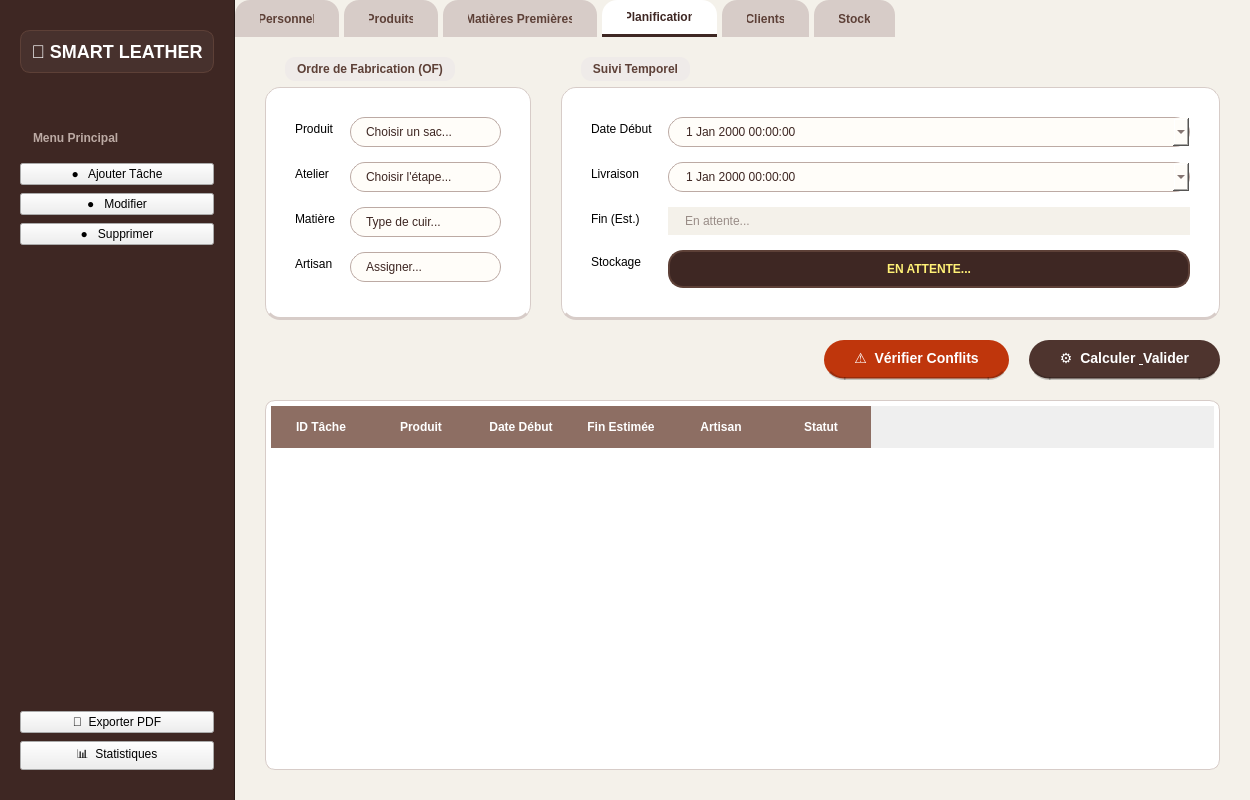
Before: the Qt Designer form mainwindow.ui in Esprit-UP-Algo/projetcpp2526-s2-2a6-smart-leather-goods-fm-2a6, drawn with Qt 5.
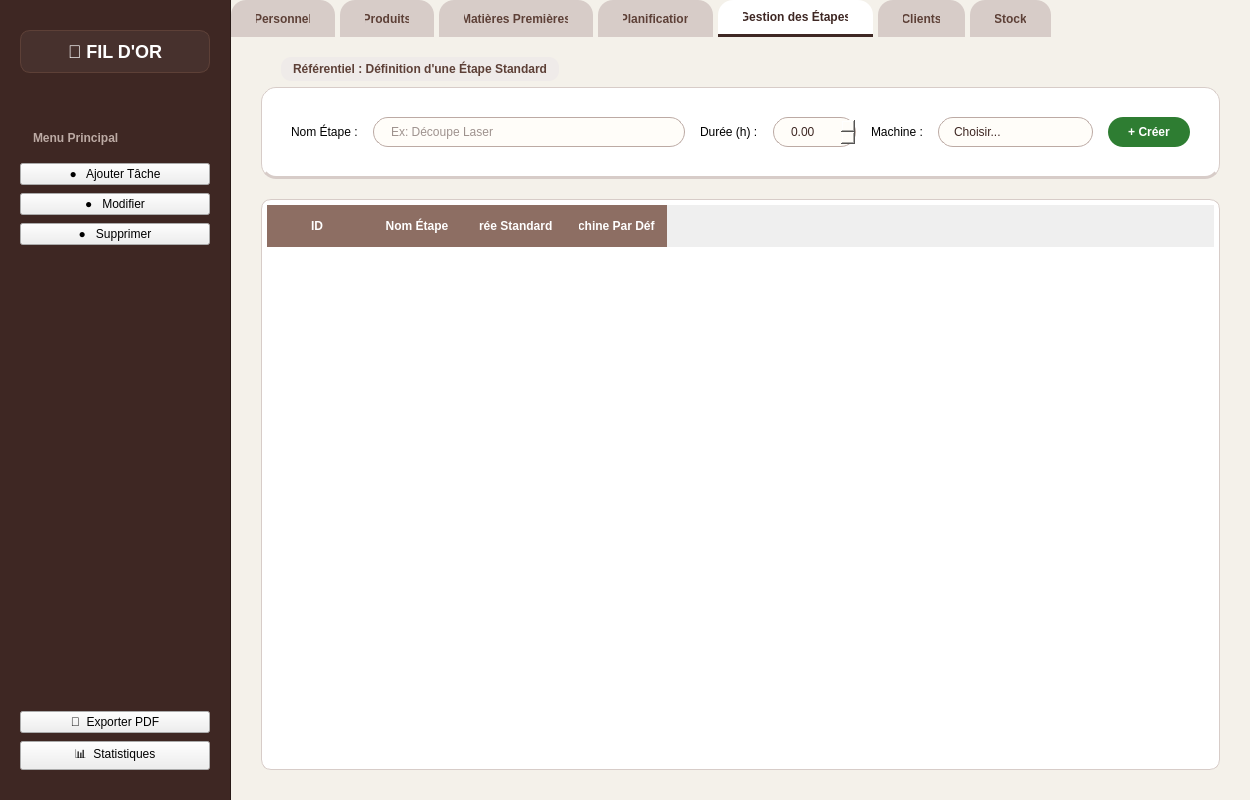
After: the same form once the commit is applied. The open tabs and pages were chosen to show the change.

Commit message: V1: Ajout du module (Planification)

The edit to the form file:
```diff
--- a/mainwindow.ui
+++ b/mainwindow.ui
@@ -115,7 +115,7 @@
 }
 
 /* 5. CHAMPS DE SAISIE */
-QLineEdit, QComboBox, QDateEdit, QDateTimeEdit {
+QLineEdit, QComboBox, QDateEdit, QDateTimeEdit, QDoubleSpinBox {
     background-color: #fffdf9; /* Blanc chaud */
     border: 1px solid #bcaaa4; /* Bordure marron clair */
     border-radius: 15px;
@@ -155,6 +155,14 @@
 }
 QPushButton#btn_conflit:hover { background-color: #d84315; }
 
+/* Bouton Créer Etape (Vert) */
+QPushButton#btn_add_etape {
+    background-color: #2e7d32;
+    color: white;
+    font-weight: bold;
+    border-radius: 15px;
+    padding: 8px 20px;
+}
 
 /* 7. TABLEAU (Style Clean) */
 QTableWidget {
@@ -229,7 +237,7 @@
        <item>
         <widget class="QLabel" name="label_logo">
          <property name="text">
-          <string>👜 SMART LEATHER</string>
+          <string>👜 FIL D'OR</string>
          </property>
          <property name="alignment">
           <set>Qt::AlignmentFlag::AlignCenter</set>
@@ -592,6 +600,130 @@
         </item>
        </layout>
       </widget>
+      <widget class="QWidget" name="tab_etapes">
+       <attribute name="title">
+        <string>Gestion des Étapes</string>
+       </attribute>
+       <layout class="QVBoxLayout" name="verticalLayout_etapes">
+        <property name="spacing">
+         <number>20</number>
+        </property>
+        <property name="leftMargin">
+         <number>30</number>
+        </property>
+        <property name="topMargin">
+         <number>20</number>
+        </property>
+        <property name="rightMargin">
+         <number>30</number>
+        </property>
+        <property name="bottomMargin">
+         <number>30</number>
+        </property>
+        <item>
+         <widget class="QGroupBox" name="gb_gest_etap">
+          <property name="title">
+           <string>Référentiel : Définition d'une Étape Standard</string>
+          </property>
+          <layout class="QHBoxLayout" name="hl_etap_input">
+           <property name="spacing">
+            <number>15</number>
+           </property>
+           <item>
+            <widget class="QLabel" name="le_nom_l">
+             <property name="text">
+              <string>Nom Étape :</string>
+             </property>
+            </widget>
+           </item>
+           <item>
+            <widget class="QLineEdit" name="le_nom_etape">
+             <property name="placeholderText">
+              <string>Ex: Découpe Laser</string>
+             </property>
+            </widget>
+           </item>
+           <item>
+            <widget class="QLabel" name="le_duree_l">
+             <property name="text">
+              <string>Durée (h) :</string>
+             </property>
+            </widget>
+           </item>
+           <item>
+            <widget class="QDoubleSpinBox" name="sb_duree_std"/>
+           </item>
+           <item>
+            <widget class="QLabel" name="le_mach_l">
+             <property name="text">
+              <string>Machine :</string>
+             </property>
+            </widget>
+           </item>
+           <item>
+            <widget class="QComboBox" name="cb_mach_defaut">
+             <property name="placeholderText">
+              <string>Choisir...</string>
+             </property>
+             <item>
+              <property name="text">
+               <string>M-01 (Piqueuse)</string>
+              </property>
+             </item>
+             <item>
+              <property name="text">
+               <string>M-02 (Presse)</string>
+              </property>
+             </item>
+             <item>
+              <property name="text">
+               <string>M-03 (Manuelle)</string>
+              </property>
+             </item>
+            </widget>
+           </item>
+           <item>
+            <widget class="QPushButton" name="btn_add_etape">
+             <property name="text">
+              <string>+ Créer</string>
+             </property>
+            </widget>
+           </item>
+          </layout>
+         </widget>
+        </item>
+        <item>
+         <widget class="QTableWidget" name="tableEtapes">
+          <property name="alternatingRowColors">
+           <bool>true</bool>
+          </property>
+          <property name="selectionBehavior">
+           <enum>QAbstractItemView::SelectionBehavior::SelectRows</enum>
+          </property>
+          <column>
+           <property name="text">
+            <string>ID</string>
+           </property>
+          </column>
+          <column>
+           <property name="text">
+            <string>Nom Étape</string>
+           </property>
+          </column>
+          <column>
+           <property name="text">
+            <string>Durée Standard (h)</string>
+           </property>
+          </column>
+          <column>
+           <property name="text">
+            <string>Machine Par Défaut</string>
+           </property>
+          </column>
+         </widget>
+        </item>
+       </layout>
+      </widget>
       <widget class="QWidget" name="tab_clients">
        <attribute name="title">
         <string>Clients</string>
```
Left out of the diff: 4 changed lines with no effect on the pictures. The commit also changes 2 other files.
